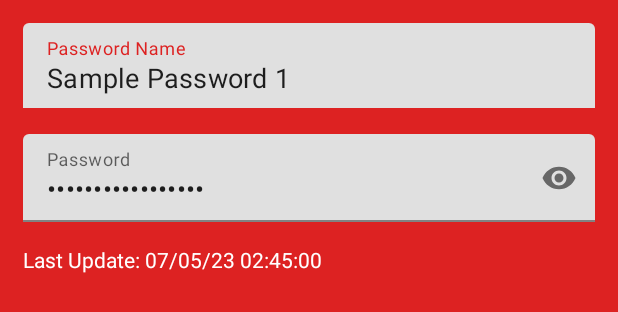
After one commit to 001JP/LigtasPass, an Android app: the layout dialog_view_password.xml on its own in the app's theme, with its tools: preview values and no code run, on a phone screen of 412 x 824 dp. The commit adds this screen. Shown: the top 312 px of the screen. Run offline under Robolectric (Android 15) with nearby library versions, the phone set to English and light mode, and no system bars.

Commit message:
update main activity layout and other layout

```diff
--- a/app/src/main/res/layout/activity_main.xml
+++ b/app/src/main/res/layout/activity_main.xml
@@ -70,6 +70,7 @@
                     app:layout_constraintTop_toBottomOf="@+id/textView" />
 
                 <ImageView
+                    android:id="@+id/copy_password"
                     android:layout_width="25dp"
                     android:layout_height="25dp"
                     android:layout_marginStart="4dp"
--- /dev/null
+++ b/app/src/main/res/layout/dialog_update_password.xml
@@ -0,0 +1,6 @@
+<?xml version="1.0" encoding="utf-8"?>
+<androidx.constraintlayout.widget.ConstraintLayout xmlns:android="http://schemas.android.com/apk/res/android"
+    android:layout_width="match_parent"
+    android:layout_height="match_parent">
+
+</androidx.constraintlayout.widget.ConstraintLayout>
--- /dev/null
+++ b/app/src/main/res/layout/dialog_view_password.xml
@@ -0,0 +1,64 @@
+<?xml version="1.0" encoding="utf-8"?>
+<androidx.constraintlayout.widget.ConstraintLayout xmlns:android="http://schemas.android.com/apk/res/android"
+    xmlns:tools="http://schemas.android.com/tools"
+    android:layout_width="match_parent"
+    android:layout_height="match_parent"
+    xmlns:app="http://schemas.android.com/apk/res-auto">
+
+    <LinearLayout
+    xmlns:android="http://schemas.android.com/apk/res/android"
+    android:layout_width="match_parent"
+    android:layout_height="match_parent"
+        app:layout_constraintHorizontal_bias="20"
+    android:background="@color/primary_red"
+    android:orientation="vertical">
+
+    <com.google.android.material.textfield.TextInputLayout
+        android:layout_width="match_parent"
+        android:layout_height="wrap_content"
+        android:layout_margin="15dp">
+        <com.google.android.material.textfield.TextInputEditText
+            android:layout_width="match_parent"
+            android:layout_height="wrap_content"
+            android:maxLines="1"
+            android:editable="false"
+            android:textSize="18dp"
+            android:text="Sample Password 1"
+            android:hint="Password Name" />
+    </com.google.android.material.textfield.TextInputLayout>
+
+    <com.google.android.material.textfield.TextInputLayout
+        android:layout_width="match_parent"
+        android:layout_height="wrap_content"
+        android:layout_marginHorizontal="15dp"
+        app:passwordToggleEnabled="true">
+        <com.google.android.material.textfield.TextInputEditText
+            android:layout_width="match_parent"
+            android:layout_height="wrap_content"
+            android:drawableEnd="@color/black"
+            android:maxLines="1"
+            android:textSize="18dp"
+            android:inputType="textPassword"
+            android:text="Sample Password 1"
+            android:hint="Password" />
+    </com.google.android.material.textfield.TextInputLayout>
+
+    <LinearLayout
+        android:layout_width="match_parent"
+        android:layout_height="wrap_content"
+        android:layout_margin="15dp"
+        android:orientation="horizontal">
+        <TextView
+        android:layout_width="wrap_content"
+        android:layout_height="wrap_content"
+        android:textColor="@color/white"
+        android:text="Last Update: "/>
+        <TextView
+        android:layout_width="wrap_content"
+        android:layout_height="wrap_content"
+        android:textColor="@color/white"
+        android:text="07/05/23 02:45:00"/>
+    </LinearLayout>
+
+</LinearLayout>
+</androidx.constraintlayout.widget.ConstraintLayout>
```
Also changed, not shown: app/src/main/java/ph/kodego/ligtaspass/MainActivity.kt (+14 -0 lines), app/src/main/res/layout/history.xml (added, +39 -0 lines), app/src/main/res/layout/saved_items.xml (added, +30 -0 lines).
